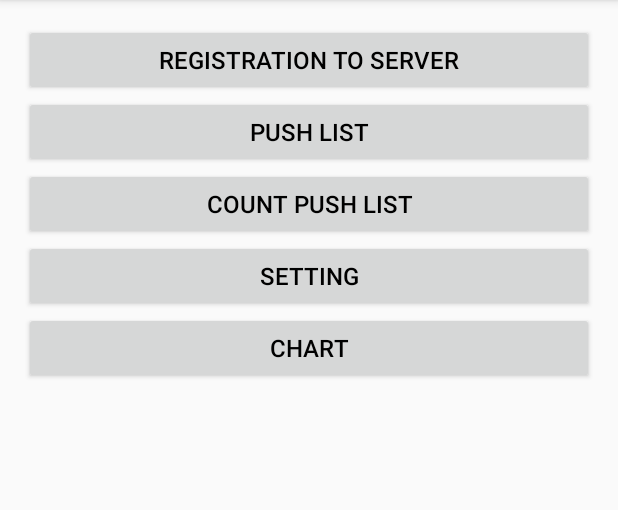
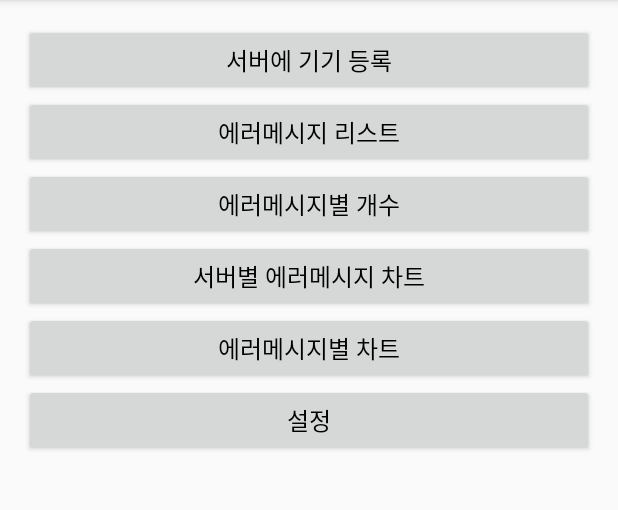
Before and after one commit to jushin17/ictdev2, an Android app: the screen it shows after launch (MainActivity), on a phone screen of 412 x 824 dp, the part 84-594 px from its top. Run offline under Robolectric (Android 15) with nearby library versions, the phone set to English and light mode, and no system bars; 6 statements that could not run were skipped.

Commit message:
first version complete

```diff
--- a/app/src/main/java/com/example/user/testserver/MainActivity.java
+++ b/app/src/main/java/com/example/user/testserver/MainActivity.java
@@ -36,7 +36,7 @@ public class MainActivity extends AppCompatActivity {
     GoogleCloudMessaging gcm;
     Context context;
     String regid;
-    private Button reg_btn, push_list_btn, count_push_list_btn, setting_btn, chart_btn;
+    private Button reg_btn, push_list_btn, count_push_list_btn, setting_btn, chart_btn, barchart_btn;
 
     @Override
     protected void onCreate(Bundle savedInstanceState) {
@@ -88,6 +88,15 @@ public class MainActivity extends AppCompatActivity {
             @Override
             public void onClick(View v) {
                 Intent intent = new Intent(MainActivity.this,ChartActivity.class);	//MainActivity ��(this) sub�� .
+                startActivity(intent);
+            }
+        });
+
+        barchart_btn = (Button) findViewById(R.id.barchartbtn);
+        barchart_btn.setOnClickListener(new View.OnClickListener() {
+            @Override
+            public void onClick(View v) {
+                Intent intent = new Intent(MainActivity.this,BarChartActivity.class);	//MainActivity ��(this) sub�� .
                 startActivity(intent);
             }
         });
--- a/app/src/main/res/layout/activity_main.xml
+++ b/app/src/main/res/layout/activity_main.xml
@@ -13,7 +13,7 @@
     <Button
         android:layout_width="match_parent"
         android:layout_height="wrap_content"
-        android:text="Registration to Server"
+        android:text="서버에 기기 등록"
         android:id="@+id/button"
         android:layout_alignParentTop="true"
         android:layout_alignParentLeft="true"
@@ -27,7 +27,7 @@
         android:layout_alignParentTop="true"
         android:layout_alignParentLeft="true"
         android:layout_alignParentStart="true"
-        android:text="Push List"
+        android:text="에러메시지 리스트"
         android:textColor="#000000"/>
 
     <Button
@@ -37,7 +37,26 @@
         android:layout_alignParentTop="true"
         android:layout_alignParentLeft="true"
         android:layout_alignParentStart="true"
-        android:text="Count Push List"
+        android:text="에러메시지별 개수"
+        android:textColor="#000000"/>
+
+    <Button
+        android:id="@+id/chartbtn"
+        android:layout_width="match_parent"
+        android:layout_height="wrap_content"
+        android:layout_alignParentTop="true"
+        android:layout_alignParentLeft="true"
+        android:layout_alignParentStart="true"
+        android:text="서버별 에러메시지 차트"
+        android:textColor="#000000"/>
+    <Button
+        android:id="@+id/barchartbtn"
+        android:layout_width="match_parent"
+        android:layout_height="wrap_content"
+        android:layout_alignParentTop="true"
+        android:layout_alignParentLeft="true"
+        android:layout_alignParentStart="true"
+        android:text="에러메시지별 차트"
         android:textColor="#000000"/>
 
     <Button
@@ -47,17 +66,7 @@
         android:layout_alignParentTop="true"
         android:layout_alignParentLeft="true"
         android:layout_alignParentStart="true"
-        android:text="Setting"
-        android:textColor="#000000"/>
-
-    <Button
-        android:id="@+id/chartbtn"
-        android:layout_width="match_parent"
-        android:layout_height="wrap_content"
-        android:layout_alignParentTop="true"
-        android:layout_alignParentLeft="true"
-        android:layout_alignParentStart="true"
-        android:text="Chart"
+        android:text="설정"
         android:textColor="#000000"/>
 
 
--- a/app/src/main/res/layout/barchartactivity.xml
+++ b/app/src/main/res/layout/barchartactivity.xml
@@ -8,5 +8,5 @@
         xmlns:chart="http://schemas.android.com/apk/res-auto"
         android:id="@+id/barchart"
         android:layout_width="match_parent"
-        android:layout_height="100dp"/>
+        android:layout_height="match_parent"/>
 </LinearLayout>
```
Also changed, not shown: app/src/main/AndroidManifest.xml (+6 -2 lines), app/src/main/java/com/example/user/testserver/BarChartActivity.java (+9 -4 lines), app/src/main/java/com/example/user/testserver/DatabaseHelper.java (+17 -1 lines).
